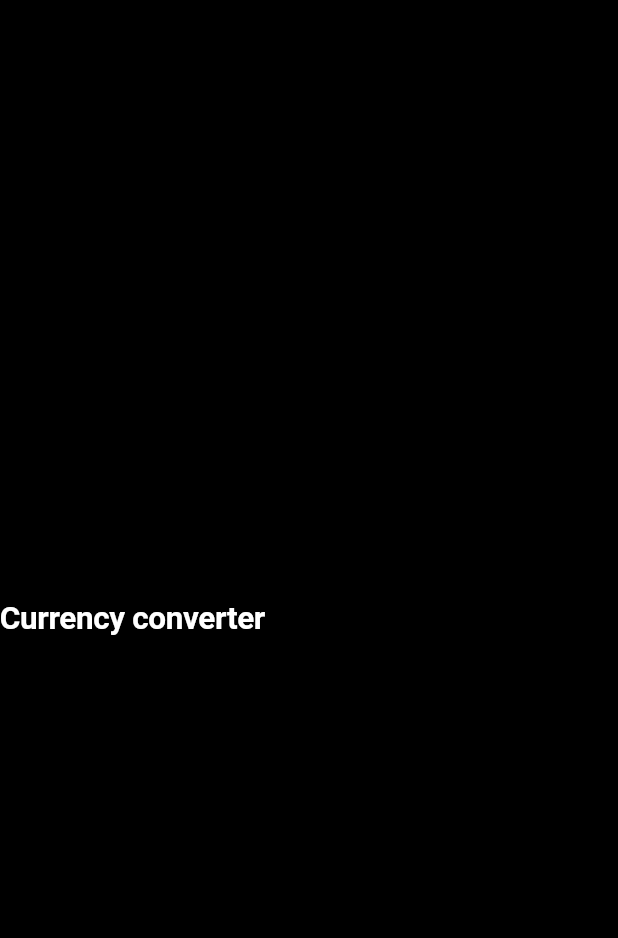
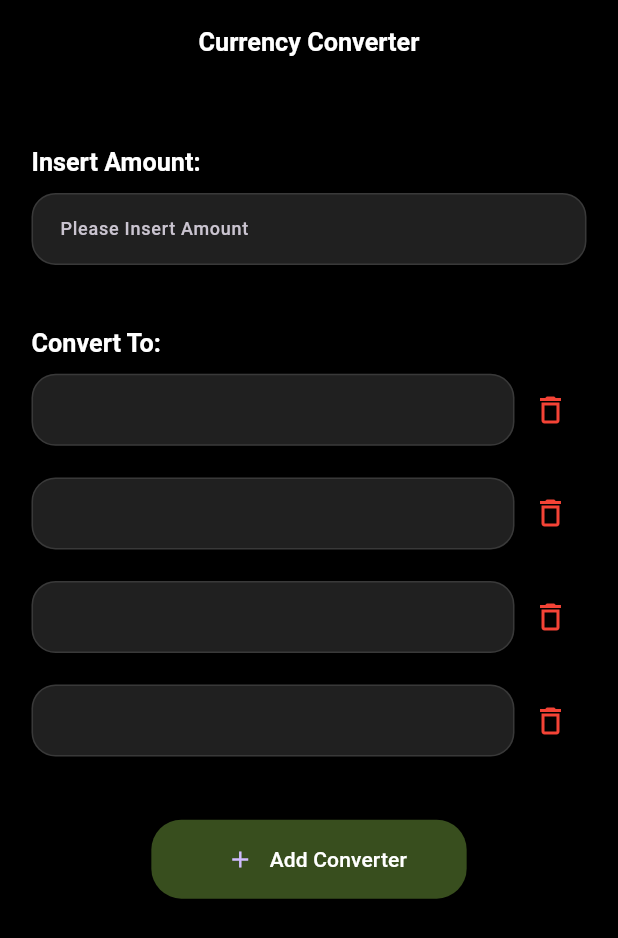
Before and after one commit to Nilupul96/currency_converter, a Flutter app: the screen it shows after launch, on a phone screen of 412 x 824 dp. Shown: the top 938 px of the screen. Run offline on Flutter 3.47's test engine with Material 3 defaults, Android fonts, the phone set to English and light mode, and no system bars; our stand-ins replace bloc, connectivity_plus, equatable, flutter_bloc, flutter_screenutil, flutter_spinkit and 5 more; accounts and stored records are empty.

Commit message:
converter ui implementation

```diff
--- a/lib/core/app_colors.dart
+++ b/lib/core/app_colors.dart
@@ -3,5 +3,9 @@ import 'package:flutter/material.dart';
 class AppColors {
   static Color get bgBlue => const Color(0XFF2D74FF);
   static Color get black => Colors.black;
+
   static Color get white => Colors.white;
+  static Color get grey => Colors.grey.withOpacity(0.2);
+  static Color get red => Colors.red;
+  static Color get lightGreen => Colors.lightGreen;
 }
--- a/lib/core/app_routes.dart
+++ b/lib/core/app_routes.dart
@@ -1,5 +1,7 @@
+import 'package:currency_converter/features/home/presentation/pages/currency_converter.dart';
+import 'package:currency_converter/features/home/presentation/pages/currency_list_screen.dart';
 import 'package:go_router/go_router.dart';
-import '../splash_screen.dart';
+import '../features/home/presentation/pages/splash_screen.dart';
 import 'helpers/navigation_service.dart';
 
 class AppRoutes {
@@ -12,6 +14,16 @@ class AppRoutes {
         path: '/',
         builder: (context, state) => const SplashScreen(),
       ),
+      GoRoute(
+        name: CurrencyConverterScreen.routeName,
+        path: '/currency-converter',
+        builder: (context, state) => const CurrencyConverterScreen(),
+      ),
+      GoRoute(
+        name: CurrencyListScreen.routeName,
+        path: '/currency-list',
+        builder: (context, state) => const CurrencyListScreen(),
+      ),
     ],
   );
 }
--- a/lib/core/app_theme.dart
+++ b/lib/core/app_theme.dart
@@ -41,8 +41,23 @@ class AppTheme {
               color: AppColors.white,
               fontSize: 14.sp)),
       inputDecorationTheme: InputDecorationTheme(
-          fillColor: AppColors.black,
-          border: OutlineInputBorder(borderRadius: BorderRadius.circular(16))));
+          fillColor: AppColors.grey,
+          filled: true,
+          focusedBorder: OutlineInputBorder(
+              borderRadius: BorderRadius.circular(16),
+              borderSide: BorderSide(color: AppColors.lightGreen)),
+          enabledBorder: OutlineInputBorder(
+              borderRadius: BorderRadius.circular(16),
+              borderSide: BorderSide(color: AppColors.grey)),
+          border: OutlineInputBorder(
+              borderRadius: BorderRadius.circular(16),
+              borderSide: BorderSide(color: AppColors.grey)),
+          focusedErrorBorder: OutlineInputBorder(
+              borderRadius: BorderRadius.circular(16),
+              borderSide: BorderSide(color: AppColors.red)),
+          errorBorder: OutlineInputBorder(
+              borderRadius: BorderRadius.circular(8),
+              borderSide: BorderSide(color: AppColors.red))));
 
   static TextTheme textTheme() => TextTheme(
       displayLarge: TextStyle(
--- a/lib/core/widgets/main_btn.dart
+++ b/lib/core/widgets/main_btn.dart
@@ -8,7 +8,7 @@ class MainBtn extends StatefulWidget {
   final bool isLoading;
   final bool isEnabled;
   final Color bgColor;
-  final String? icon;
+  final Widget? icon;
   final bool disableSplash;
 
   const MainBtn(
@@ -36,13 +36,13 @@ class _MainBtnState extends State<MainBtn> {
       height: 50.h,
       child: ElevatedButton(
           style: ElevatedButton.styleFrom(
-            primary: !widget.isEnabled ? AppColors.bgBlue : widget.bgColor,
+            primary: !widget.isEnabled ? AppColors.lightGreen : widget.bgColor,
             elevation: 0.0,
             splashFactory: widget.disableSplash
                 ? NoSplash.splashFactory
                 : InkRipple.splashFactory,
             shape: RoundedRectangleBorder(
-              borderRadius: BorderRadius.circular(8.0),
+              borderRadius: BorderRadius.circular(20),
             ),
           ),
           onPressed: widget.isEnabled
@@ -64,16 +64,16 @@ class _MainBtnState extends State<MainBtn> {
               : Row(
                   mainAxisAlignment: MainAxisAlignment.center,
                   children: [
+                    if (widget.icon != null)
+                      Padding(
+                          padding: EdgeInsets.symmetric(
+                              vertical: 12.h, horizontal: 10.w),
+                          child: widget.icon!),
                     Text(widget.lbl,
                         style: Theme.of(context)
                             .textTheme
                             .labelLarge
-                            ?.copyWith(color: AppColors.black)),
-                    if (widget.icon != null)
-                      Padding(
-                          padding: EdgeInsets.symmetric(
-                              vertical: 12.h, horizontal: 10.w),
-                          child: Image.asset(widget.icon!))
+                            ?.copyWith(color: AppColors.white)),
                   ],
                 )),
     );
--- /dev/null
+++ b/lib/features/home/presentation/pages/currency_converter.dart
@@ -0,0 +1,97 @@
+import 'package:currency_converter/core/widgets/main_btn.dart';
+import 'package:currency_converter/core/widgets/main_text_field.dart';
+import 'package:currency_converter/features/home/presentation/pages/currency_list_screen.dart';
+import 'package:currency_converter/features/home/presentation/widgets/converted_currency_List_tile.dart';
+import 'package:flutter/material.dart';
+import 'package:flutter_screenutil/flutter_screenutil.dart';
+import 'package:go_router/go_router.dart';
+
+import '../../../../core/app_colors.dart';
+
+class CurrencyConverterScreen extends StatefulWidget {
+  static const routeName = "/currency-converter-screen";
+  const CurrencyConverterScreen({super.key});
+
+  @override
+  State<CurrencyConverterScreen> createState() =>
+      _CurrencyConverterScreenState();
+}
+
+class _CurrencyConverterScreenState extends State<CurrencyConverterScreen> {
+  final _formKey = GlobalKey<FormState>();
+  final _currencyController = TextEditingController();
+
+  @override
+  Widget build(BuildContext context) {
+    return Scaffold(
+      appBar: AppBar(
+        title: const Text('Currency Converter'),
+      ),
+      body: Form(
+        key: _formKey,
+        child: SingleChildScrollView(
+          physics: const AlwaysScrollableScrollPhysics(),
+          keyboardDismissBehavior: ScrollViewKeyboardDismissBehavior.onDrag,
+          child: Padding(
+            padding: EdgeInsets.symmetric(horizontal: 20.w),
+            child: Column(
+              crossAxisAlignment: CrossAxisAlignment.stretch,
+              children: [
+                const RSizedBox(
+                  height: 40,
+                ),
+                Text(
+                  'Insert Amount:',
+                  textAlign: TextAlign.left,
+                  style: Theme.of(context).textTheme.displayMedium,
+                ),
+                const RSizedBox(
+                  height: 10,
+                ),
+                CustomTextFormField(
+                  labelText: "Amount",
+                  keyboardType: TextInputType.number,
+                  textEditingController: _currencyController,
+                  hintText: "Please Insert Amount",
+                ),
+                const RSizedBox(
+                  height: 40,
+                ),
+                Text(
+                  'Convert To:',
+                  textAlign: TextAlign.left,
+                  style: Theme.of(context).textTheme.displayMedium,
+                ),
+                const RSizedBox(
+                  height: 10,
+                ),
+                ListView.builder(
+                    itemCount: 4,
+                    shrinkWrap: true,
+                    physics: const ClampingScrollPhysics(),
+                    itemBuilder: (BuildContext context, int index) {
+                      return const ConvertedCurrencyListTile();
+                    }),
+                const RSizedBox(
+                  height: 20,
+                ),
+                Center(
+                  child: SizedBox(
+                    width: 200.w,
+                    child: MainBtn(
+                        lbl: "Add Converter",
+                        bgColor: AppColors.lightGreen.withOpacity(0.4),
+                        icon: const Icon(Icons.add),
+                        onClick: () {
+                          context.pushNamed(CurrencyListScreen.routeName);
+                        }),
+                  ),
+                )
+              ],
+            ),
+          ),
+        ),
+      ),
+    );
+  }
+}
--- /dev/null
+++ b/lib/features/home/presentation/widgets/converted_currency_List_tile.dart
@@ -0,0 +1,34 @@
+import 'package:currency_converter/core/app_colors.dart';
+import 'package:flutter/material.dart';
+import 'package:flutter_screenutil/flutter_screenutil.dart';
+import '../../../../core/widgets/main_text_field.dart';
+
+class ConvertedCurrencyListTile extends StatelessWidget {
+  const ConvertedCurrencyListTile({super.key});
+
+  @override
+  Widget build(BuildContext context) {
+    return Padding(
+      padding: EdgeInsets.only(bottom: 20.h),
+      child: Row(
+        children: [
+          Expanded(
+            child: CustomTextFormField(
+              labelText: "",
+              keyboardType: TextInputType.number,
+              textEditingController: TextEditingController(),
+              hintText: "",
+              readOnly: true,
+            ),
+          ),
+          IconButton(
+              onPressed: () {},
+              icon: Icon(
+                Icons.delete_outline,
+                color: AppColors.red,
+              ))
+        ],
+      ),
+    );
+  }
+}
--- a/lib/splash_screen.dart
+++ /dev/null
@@ -1,26 +0,0 @@
-import 'package:flutter/material.dart';
-
-class SplashScreen extends StatefulWidget {
-  static const routeName = "/splash-screen";
-  const SplashScreen({super.key});
-
-  @override
-  State<SplashScreen> createState() => _SplashScreenState();
-}
-
-class _SplashScreenState extends State<SplashScreen> {
-  @override
-  Widget build(BuildContext context) {
-    return Scaffold(
-      body: Column(
-        mainAxisAlignment: MainAxisAlignment.center,
-        children: [
-          Text(
-            "Currency converter",
-            style: Theme.of(context).textTheme.displayLarge,
-          )
-        ],
-      ),
-    );
-  }
-}
```
Also changed, not shown: lib/core/app_const.dart (+35 -2 lines), lib/features/home/presentation/pages/currency_list_screen.dart (added, +28 -0 lines), lib/features/home/presentation/pages/splash_screen.dart (added, +42 -0 lines), lib/features/home/presentation/widgets/currency_list_tile.dart (added, +29 -0 lines).
